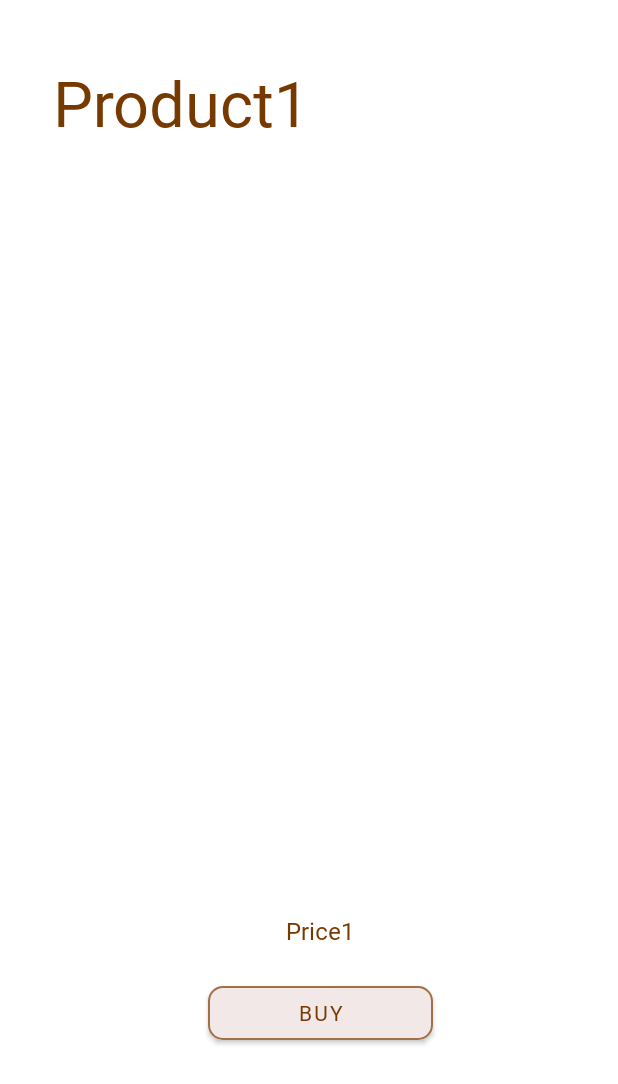
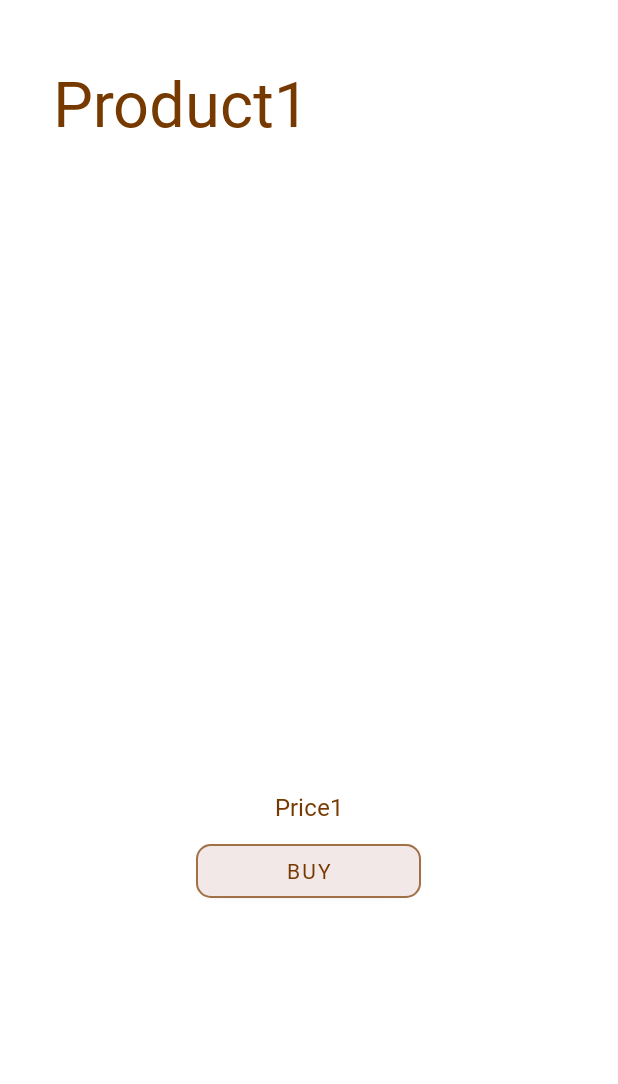
Before and after one commit to Mary-cpp/MusicShopApp, an Android app: the FragmentProduct screen opened through its navigation route, on a phone screen of 412 x 824 dp. Shown: the top 1084 px of the screen. Run offline under Robolectric (Android 15) with nearby library versions, the phone set to English and light mode, and no system bars; our stand-ins replace Firebase (no records; nobody signed in at launch, a user with empty details on screens opened directly), Picasso, navigation-ui; 5 statements that could not run were skipped.

Commit message:
corrected XML a bit

```diff
--- a/app/src/main/res/layout/fragment_cart.xml
+++ b/app/src/main/res/layout/fragment_cart.xml
@@ -48,7 +48,7 @@
 
     <androidx.recyclerview.widget.RecyclerView
         android:id="@+id/cart_list"
-        android:layout_marginTop="30dp"
+        android:layout_marginTop="10dp"
         android:layout_width="400dp"
         android:layout_height="wrap_content"
         android:layout_gravity="center_horizontal"/>
--- a/app/src/main/res/layout/fragment_product.xml
+++ b/app/src/main/res/layout/fragment_product.xml
@@ -35,10 +35,10 @@
                 android:scaleType="fitXY"
                 app:layout_constraintBottom_toBottomOf="parent"
                 app:layout_constraintEnd_toEndOf="parent"
-                app:layout_constraintHorizontal_bias="0.5"
+                app:layout_constraintHorizontal_bias="0.497"
                 app:layout_constraintStart_toStartOf="parent"
                 app:layout_constraintTop_toTopOf="parent"
-                app:layout_constraintVertical_bias="0.188" />
+                app:layout_constraintVertical_bias="0.075" />
 
             <TextView
                 android:id="@+id/product_desc_text"
@@ -47,10 +47,10 @@
                 android:layout_gravity="center"
                 app:layout_constraintBottom_toBottomOf="parent"
                 app:layout_constraintEnd_toEndOf="parent"
-                app:layout_constraintHorizontal_bias="0.5"
+                app:layout_constraintHorizontal_bias="0.491"
                 app:layout_constraintStart_toStartOf="parent"
                 app:layout_constraintTop_toBottomOf="@+id/product_page_pic"
-                app:layout_constraintVertical_bias="0.268" />
+                app:layout_constraintVertical_bias="0.134" />
 
             <com.google.android.material.button.MaterialButton
                 android:id="@+id/product_page_buy"
@@ -58,10 +58,10 @@
                 android:layout_width="150dp"
                 android:layout_height="wrap_content"
                 android:layout_gravity="center"
-                android:layout_marginTop="20dp"
+                android:layout_marginTop="8dp"
                 android:text="Buy"
                 app:layout_constraintEnd_toEndOf="@+id/product_page_price"
-                app:layout_constraintHorizontal_bias="0.5"
+                app:layout_constraintHorizontal_bias="0.504"
                 app:layout_constraintStart_toStartOf="@+id/product_page_price"
                 app:layout_constraintTop_toBottomOf="@+id/product_page_price" />
 
@@ -71,11 +71,11 @@
                 android:layout_width="wrap_content"
                 android:layout_height="wrap_content"
                 android:layout_gravity="center"
-                android:layout_marginTop="40dp"
+                android:layout_marginTop="24dp"
                 android:text="@string/defProductPrice"
                 android:textColor="@color/darker_brown"
                 app:layout_constraintEnd_toEndOf="@+id/product_desc_text"
-                app:layout_constraintHorizontal_bias="0.5"
+                app:layout_constraintHorizontal_bias="0.477"
                 app:layout_constraintStart_toStartOf="parent"
                 app:layout_constraintTop_toBottomOf="@+id/product_desc_text" />
         </androidx.constraintlayout.widget.ConstraintLayout>
```
Also changed, not shown: app/src/main/java/com/example/myapp/Order.java (added, +38 -0 lines).
